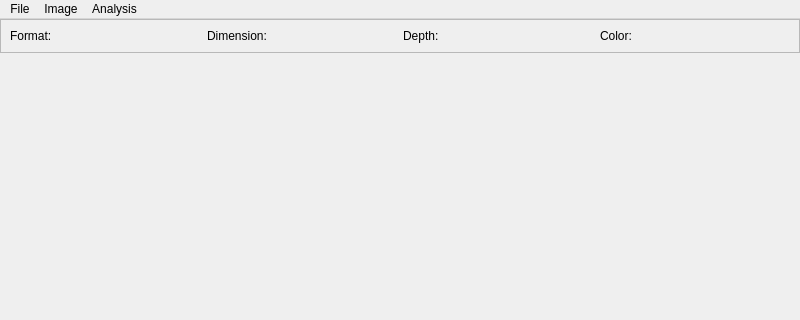
First picture: the form in mainwindow.ui, repository alephshahor/Pinzo, before the edit; both pictures show x 0 to 800 and y 0 to 320 of the 800 by 600 pixel window.
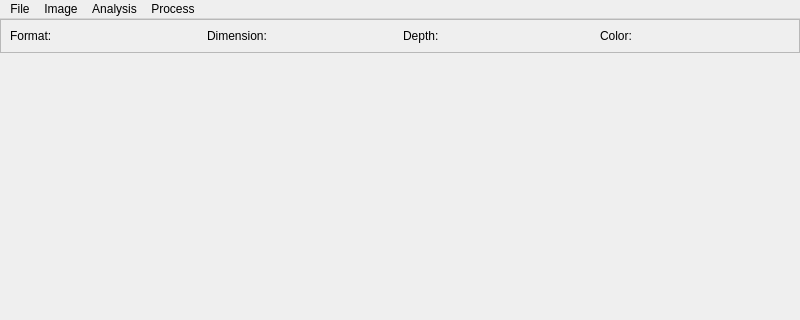
Second picture: the form after the edit.

Commit message: Implemented LinearTransformation Class (No image transformation still)

The edit to the form file:
```diff
--- a/mainwindow.ui
+++ b/mainwindow.ui
@@ -150,7 +150,7 @@
      <x>0</x>
      <y>0</y>
      <width>800</width>
-     <height>22</height>
+     <height>20</height>
     </rect>
    </property>
    <widget class="QMenu" name="menuFile">
@@ -175,11 +175,17 @@
     </property>
     <addaction name="actionAbsoluteHist"/>
     <addaction name="actionCumulativeHist"/>
-    <addaction name="actionEntropy"/>
+   </widget>
+   <widget class="QMenu" name="menuProcess">
+    <property name="title">
+     <string>Process</string>
+    </property>
+    <addaction name="actionLinearTransformation"/>
    </widget>
    <addaction name="menuFile"/>
    <addaction name="menuImage"/>
    <addaction name="menuAnalysis"/>
+   <addaction name="menuProcess"/>
   </widget>
   <widget class="QStatusBar" name="statusbar"/>
   <action name="actionOpen">
```
Left out of the diff: 5 changed lines with no effect on the pictures. The commit also changes 18 other files.
